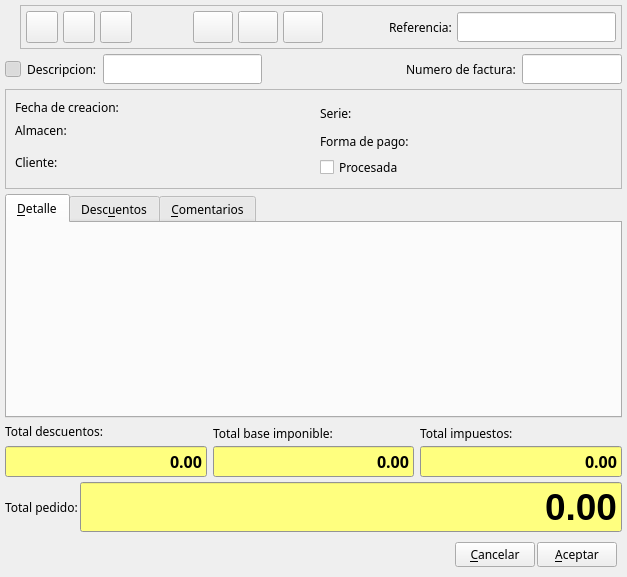
Above: bulmages/bulmafact/src/facturabase.ui from eboladev/Bulmages-1 before the change. Below: the same form after it.
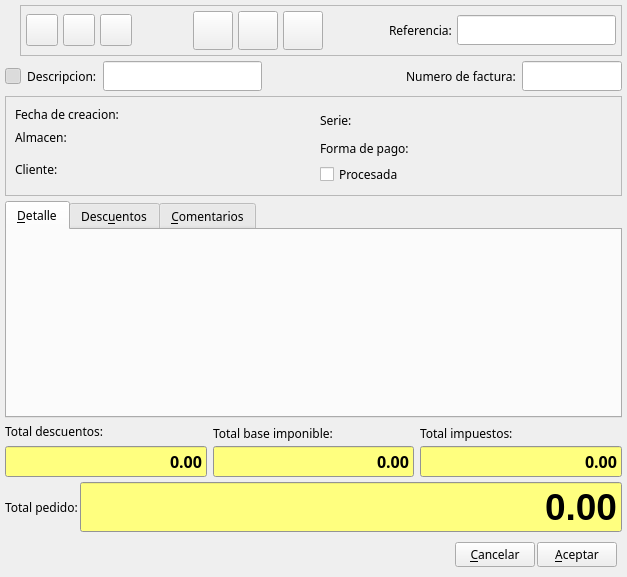
That is the form after the change. Icons and pictures are not drawn. Custom widgets are drawn as their Qt base class.

Patch:
```diff
--- a/bulmages/bulmafact/src/facturabase.ui
+++ b/bulmages/bulmafact/src/facturabase.ui
@@ -46,6 +46,14 @@
      </property>
      <item>
       <widget class="QLabel" name="pixmapLabel1" >
+       <property name="sizePolicy" >
+        <sizepolicy>
+         <hsizetype>0</hsizetype>
+         <vsizetype>0</vsizetype>
+         <horstretch>0</horstretch>
+         <verstretch>0</verstretch>
+        </sizepolicy>
+       </property>
        <property name="pixmap" >
         <pixmap resource="../../bulmages.qrc" >:/Bulmafact48x48/images/png/48x48/i_bulmages_ventas_facturas.48x48.png</pixmap>
        </property>
@@ -56,6 +64,14 @@
      </item>
      <item>
       <widget class="QFrame" name="frame_2" >
+       <property name="sizePolicy" >
+        <sizepolicy>
+         <hsizetype>7</hsizetype>
+         <vsizetype>0</vsizetype>
+         <horstretch>0</horstretch>
+         <verstretch>0</verstretch>
+        </sizepolicy>
+       </property>
        <property name="frameShape" >
         <enum>QFrame::StyledPanel</enum>
        </property>
@@ -2147,6 +2163,11 @@
  <layoutdefault spacing="2" margin="2" />
  <pixmapfunction></pixmapfunction>
  <customwidgets>
+  <customwidget>
+   <class>BusquedaFecha</class>
+   <extends>QWidget</extends>
+   <header>../../../bulmalib/busquedafecha.h</header>
+  </customwidget>
   <customwidget>
    <class>BusquedaReferencia</class>
    <extends>QLineEdit</extends>
@@ -2156,52 +2177,43 @@
   </customwidget>
   <customwidget>
    <class>BusquedaAlmacen</class>
-   <extends></extends>
+   <extends>QWidget</extends>
    <header>busquedaalmacen.h</header>
    <container>0</container>
    <pixmap></pixmap>
   </customwidget>
   <customwidget>
    <class>ListLinFacturaView</class>
-   <extends></extends>
+   <extends>QWidget</extends>
    <header>listlinfacturaview.h</header>
    <container>0</container>
    <pixmap></pixmap>
   </customwidget>
   <customwidget>
    <class>BusquedaCliente</class>
-   <extends></extends>
+   <extends>QWidget</extends>
    <header>busquedacliente.h</header>
    <container>0</container>
    <pixmap></pixmap>
   </customwidget>
   <customwidget>
    <class>BusquedaFormaPago</class>
-   <extends></extends>
+   <extends>QWidget</extends>
    <header>busquedaformapago.h</header>
    <container>0</container>
    <pixmap></pixmap>
   </customwidget>
   <customwidget>
    <class>ListDescuentoFacturaView</class>
-   <extends></extends>
+   <extends>QWidget</extends>
    <header>listdescfacturaview.h</header>
    <container>0</container>
    <pixmap></pixmap>
   </customwidget>
   <customwidget>
    <class>BusquedaSerieFactura</class>
-   <extends></extends>
+   <extends>QWidget</extends>
    <header>busquedaseriefactura.h</header>
-   <container>0</container>
-   <pixmap></pixmap>
-  </customwidget>
-  <customwidget>
-   <class>BusquedaFecha</class>
-   <extends></extends>
-   <header>../../../bulmalib/busquedafecha.h</header>
-   <container>0</container>
-   <pixmap></pixmap>
   </customwidget>
  </customwidgets>
  <resources>
```
Left out of the diff: 1253 changed lines with no effect on the pictures. Lines whose indentation alone changed are shown as unchanged.
